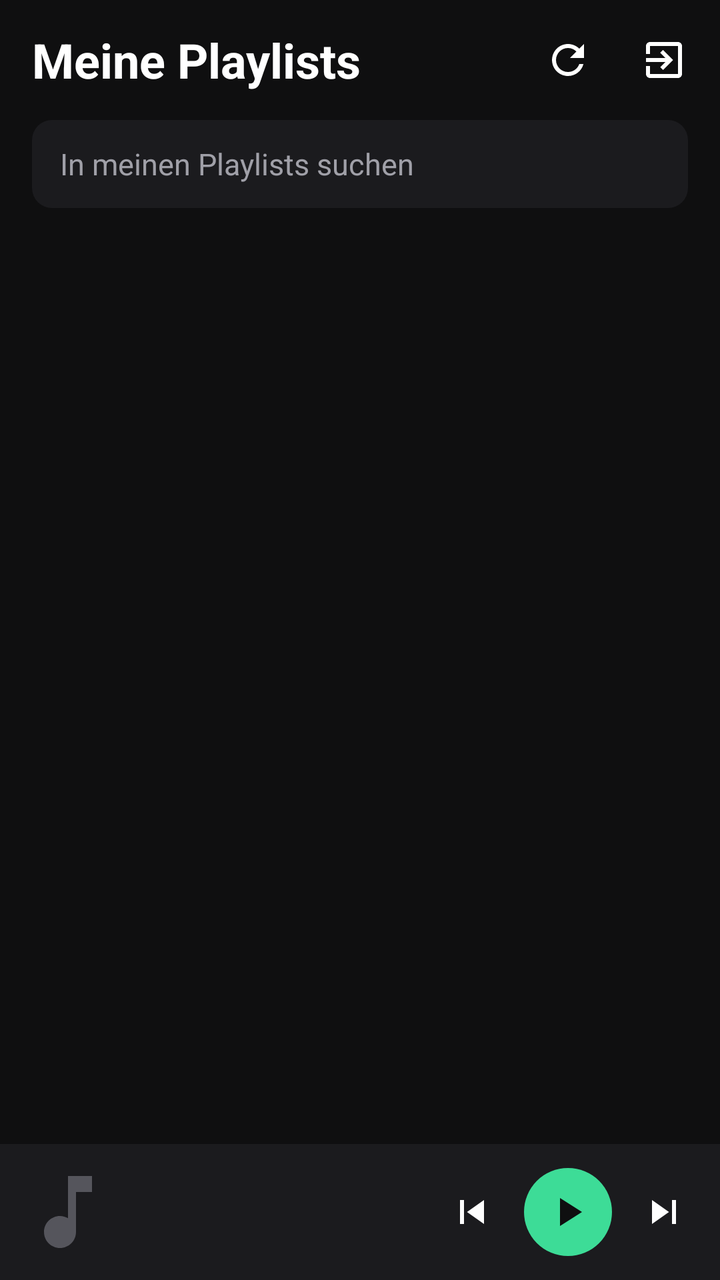
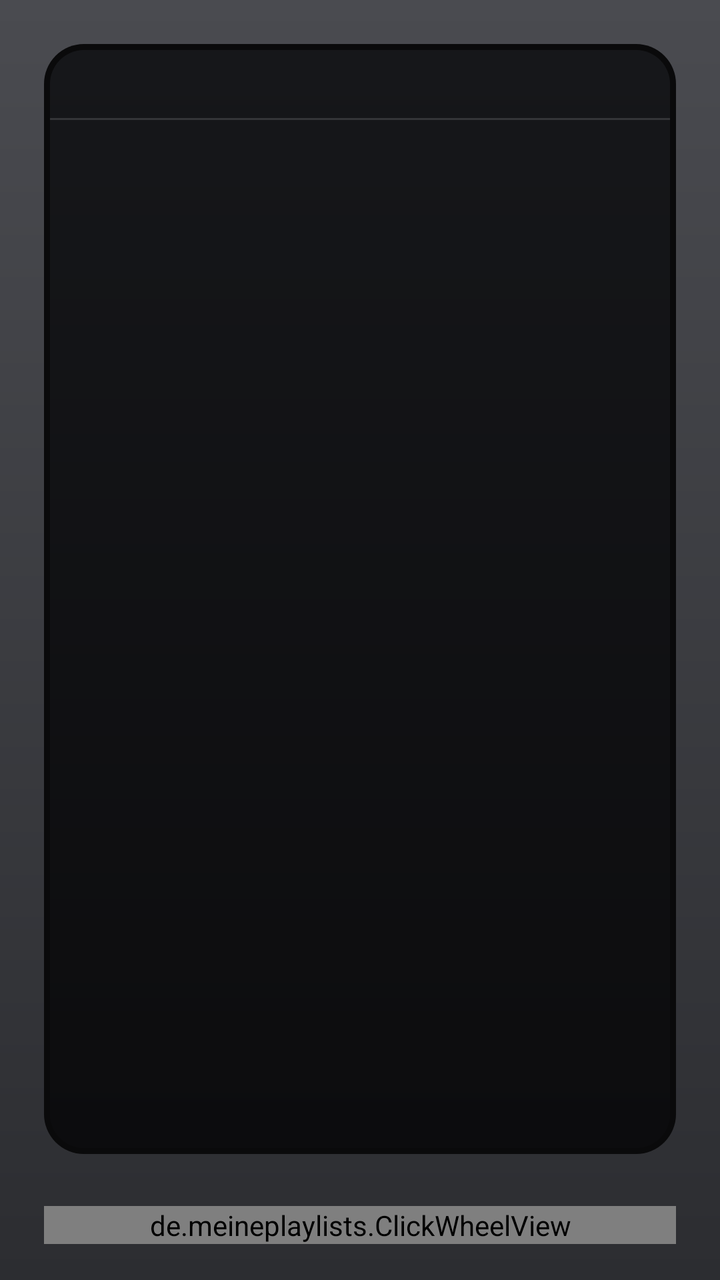

Screens rendered from an Android XML layout before and after an edit, with the pre-edit source and the edit as a unified diff.
<!-- AndroidManifest.xml: application theme AppTheme -->
<!-- res/layout/activity_main.xml -->
<?xml version="1.0" encoding="utf-8"?>
<LinearLayout xmlns:android="http://schemas.android.com/apk/res/android"
    android:layout_width="match_parent" android:layout_height="match_parent"
    android:background="@color/bg" android:fitsSystemWindows="true" android:orientation="vertical">
    <LinearLayout android:layout_width="match_parent" android:layout_height="60dp"
        android:gravity="center_vertical" android:orientation="horizontal"
        android:paddingStart="16dp" android:paddingEnd="4dp">
        <TextView android:layout_width="0dp" android:layout_height="wrap_content" android:layout_weight="1"
            android:text="Meine Playlists" android:textColor="@color/text" android:textSize="24sp" android:textStyle="bold" />
        <ImageButton android:id="@+id/btn_refresh" android:layout_width="48dp" android:layout_height="48dp"
            android:background="?android:attr/selectableItemBackgroundBorderless" android:contentDescription="Aktualisieren"
            android:src="@drawable/ic_refresh" />
        <ImageButton android:id="@+id/btn_logout" android:layout_width="48dp" android:layout_height="48dp"
            android:background="?android:attr/selectableItemBackgroundBorderless" android:contentDescription="Abmelden"
            android:src="@drawable/ic_logout" />
    </LinearLayout>
    <EditText android:id="@+id/search" android:layout_width="match_parent" android:layout_height="44dp"
        android:layout_marginStart="16dp" android:layout_marginEnd="16dp" android:layout_marginBottom="4dp"
        android:background="@drawable/field_bg" android:hint="In meinen Playlists suchen"
        android:imeOptions="actionDone" android:inputType="text" android:paddingStart="14dp" android:paddingEnd="14dp"
        android:singleLine="true" android:textColor="@color/text" android:textColorHint="@color/text2" android:textSize="15sp" />
    <FrameLayout android:layout_width="match_parent" android:layout_height="0dp" android:layout_weight="1">
        <ListView android:id="@+id/list" android:layout_width="match_parent" android:layout_height="match_parent"
            android:clipToPadding="false" android:divider="@null" android:dividerHeight="0dp"
            android:paddingTop="6dp" android:paddingBottom="6dp" />
        <ProgressBar android:id="@+id/progress" android:layout_width="wrap_content" android:layout_height="wrap_content"
            android:layout_gravity="center" android:indeterminateTint="@color/accent" android:visibility="gone" />
        <LinearLayout android:id="@+id/status" android:layout_width="match_parent" android:layout_height="wrap_content"
            android:layout_gravity="center" android:gravity="center" android:orientation="vertical"
            android:padding="32dp" android:visibility="gone">
            <TextView android:id="@+id/status_text" android:layout_width="wrap_content" android:layout_height="wrap_content"
                android:gravity="center" android:textColor="@color/text2" android:textSize="15sp" />
            <Button android:id="@+id/status_button" android:layout_width="wrap_content" android:layout_height="44dp"
                android:layout_marginTop="16dp" android:background="@drawable/btn_primary" android:paddingStart="24dp"
                android:paddingEnd="24dp" android:textAllCaps="false" android:textColor="@color/on_accent" android:textStyle="bold" />
        </LinearLayout>
    </FrameLayout>
    <include layout="@layout/player_bar" />
</LinearLayout>
<!-- res/layout/player_bar.xml (included above) -->
<?xml version="1.0" encoding="utf-8"?>
<LinearLayout xmlns:android="http://schemas.android.com/apk/res/android"
    android:id="@+id/player_bar"
    android:layout_width="match_parent" android:layout_height="68dp"
    android:background="@color/surface" android:gravity="center_vertical"
    android:orientation="horizontal" android:paddingStart="10dp" android:paddingEnd="6dp">
    <ImageView android:id="@+id/pb_cover" android:layout_width="48dp" android:layout_height="48dp"
        android:scaleType="centerCrop" android:src="@drawable/ic_note" />
    <LinearLayout android:layout_width="0dp" android:layout_height="wrap_content" android:layout_weight="1"
        android:orientation="vertical" android:paddingStart="12dp" android:paddingEnd="8dp">
        <TextView android:id="@+id/pb_title" android:layout_width="match_parent" android:layout_height="wrap_content"
            android:ellipsize="end" android:singleLine="true" android:textColor="@color/text" android:textSize="14sp" />
        <TextView android:id="@+id/pb_subtitle" android:layout_width="match_parent" android:layout_height="wrap_content"
            android:ellipsize="end" android:singleLine="true" android:textColor="@color/text2" android:textSize="12sp" />
    </LinearLayout>
    <ImageButton android:id="@+id/pb_prev" android:layout_width="44dp" android:layout_height="44dp"
        android:background="?android:attr/selectableItemBackgroundBorderless" android:contentDescription="Zurück"
        android:src="@drawable/ic_prev" />
    <ImageButton android:id="@+id/pb_play" android:layout_width="44dp" android:layout_height="44dp"
        android:layout_marginStart="4dp" android:layout_marginEnd="4dp" android:contentDescription="Play/Pause"
        android:background="@drawable/play_circle" android:src="@drawable/ic_play" />
    <ImageButton android:id="@+id/pb_next" android:layout_width="44dp" android:layout_height="44dp"
        android:background="?android:attr/selectableItemBackgroundBorderless" android:contentDescription="Weiter"
        android:src="@drawable/ic_next" />
</LinearLayout>
<!-- resources referenced by this layout -->
<resources>
  <color name="accent">#3DDC97</color>
  <color name="bg">#0F0F10</color>
  <color name="on_accent">#0F0F10</color>
  <color name="surface">#1B1B1E</color>
  <color name="text">#FFFFFF</color>
  <color name="text2">#A0A0A8</color>
  <!-- drawable btn_primary (drawable) -->
  <shape xmlns:android="http://schemas.android.com/apk/res/android" >
      <solid android:color="@color/accent"/><corners android:radius="24dp"/>
  </shape>
  <!-- drawable field_bg (drawable) -->
  <shape xmlns:android="http://schemas.android.com/apk/res/android" >
      <solid android:color="@color/surface"/><corners android:radius="10dp"/>
  </shape>
  <!-- drawable ic_logout (drawable) -->
  <vector xmlns:android="http://schemas.android.com/apk/res/android"
      android:width="24dp" android:height="24dp" android:viewportWidth="24" android:viewportHeight="24">
      <path android:fillColor="#FFFFFF" android:pathData="M10.09,15.59L11.5,17l5,-5 -5,-5 -1.41,1.41L12.67,11H3v2h9.67l-2.58,2.59zM19,3H5c-1.11,0 -2,0.9 -2,2v4h2V5h14v14H5v-4H3v4c0,1.1 0.89,2 2,2h14c1.1,0 2,-0.9 2,-2V5c0,-1.1 -0.9,-2 -2,-2z"/>
  </vector>
  <!-- drawable ic_next (drawable) -->
  <vector xmlns:android="http://schemas.android.com/apk/res/android"
      android:width="24dp" android:height="24dp" android:viewportWidth="24" android:viewportHeight="24">
      <path android:fillColor="#FFFFFF" android:pathData="M6,18l8.5,-6L6,6v12zM16,6v12h2V6h-2z"/>
  </vector>
  <!-- drawable ic_note (drawable) -->
  <vector xmlns:android="http://schemas.android.com/apk/res/android"
      android:width="24dp" android:height="24dp" android:viewportWidth="24" android:viewportHeight="24">
      <path android:fillColor="#55555C" android:pathData="M12,3v10.55c-0.59,-0.34 -1.27,-0.55 -2,-0.55 -2.21,0 -4,1.79 -4,4s1.79,4 4,4 4,-1.79 4,-4V7h4V3h-6z"/>
  </vector>
  <!-- drawable ic_play (drawable) -->
  <vector xmlns:android="http://schemas.android.com/apk/res/android"
      android:width="24dp" android:height="24dp" android:viewportWidth="24" android:viewportHeight="24">
      <path android:fillColor="#0F0F10" android:pathData="M8,5v14l11,-7z"/>
  </vector>
  <!-- drawable ic_prev (drawable) -->
  <vector xmlns:android="http://schemas.android.com/apk/res/android"
      android:width="24dp" android:height="24dp" android:viewportWidth="24" android:viewportHeight="24">
      <path android:fillColor="#FFFFFF" android:pathData="M6,6h2v12H6zM9.5,12l8.5,6V6z"/>
  </vector>
  <!-- drawable ic_refresh (drawable) -->
  <vector xmlns:android="http://schemas.android.com/apk/res/android"
      android:width="24dp" android:height="24dp" android:viewportWidth="24" android:viewportHeight="24">
      <path android:fillColor="#FFFFFF" android:pathData="M17.65,6.35C16.2,4.9 14.21,4 12,4c-4.42,0 -7.99,3.58 -7.99,8s3.57,8 7.99,8c3.73,0 6.84,-2.55 7.73,-6h-2.08c-0.82,2.33 -3.04,4 -5.65,4 -3.31,0 -6,-2.69 -6,-6s2.69,-6 6,-6c1.66,0 3.14,0.69 4.22,1.78L13,11h7V4l-2.35,2.35z"/>
  </vector>
  <!-- drawable play_circle (drawable) -->
  <shape xmlns:android="http://schemas.android.com/apk/res/android" android:shape="oval">
      <solid android:color="@color/accent"/>
  </shape>
  <style name="AppTheme" parent="android:Theme.Material.NoActionBar">
          <item name="android:colorAccent">@color/accent</item>
          <item name="android:colorPrimary">@color/bg</item>
          <item name="android:colorPrimaryDark">@color/bg</item>
          <item name="android:windowBackground">@color/bg</item>
          <item name="android:statusBarColor">@color/bg</item>
          <item name="android:navigationBarColor">@color/surface</item>
          <item name="android:textColorPrimary">@color/text</item>
          <item name="android:textColorSecondary">@color/text2</item>
          <item name="android:alertDialogTheme">@style/DialogTheme</item>
      </style>
  <style name="DialogTheme" parent="android:Theme.Material.Dialog.Alert">
          <item name="android:colorAccent">@color/accent</item>
      </style>
</resources>

<!-- the commit's change to res/layout/activity_main.xml (unified diff, before → after) -->
@@ -1,65 +1,69 @@
 <?xml version="1.0" encoding="utf-8"?>
 <LinearLayout xmlns:android="http://schemas.android.com/apk/res/android"
     android:layout_width="match_parent" android:layout_height="match_parent"
-    android:background="@color/bg" android:fitsSystemWindows="true" android:orientation="vertical">
-    <LinearLayout android:layout_width="match_parent" android:layout_height="60dp"
-        android:gravity="center_vertical" android:orientation="horizontal"
-        android:paddingStart="16dp" android:paddingEnd="4dp">
-        <TextView android:layout_width="0dp" android:layout_height="wrap_content" android:layout_weight="1"
-            android:text="Meine Playlists" android:textColor="@color/text" android:textSize="24sp" android:textStyle="bold" />
-        <ImageButton android:id="@+id/btn_refresh" android:layout_width="48dp" android:layout_height="48dp"
-            android:background="?android:attr/selectableItemBackgroundBorderless" android:contentDescription="Aktualisieren"
-            android:src="@drawable/ic_refresh" />
-        <ImageButton android:id="@+id/btn_logout" android:layout_width="48dp" android:layout_height="48dp"
-            android:background="?android:attr/selectableItemBackgroundBorderless" android:contentDescription="Abmelden"
-            android:src="@drawable/ic_logout" />
+    android:background="@drawable/body_bg" android:fitsSystemWindows="true"
+    android:orientation="vertical" android:paddingStart="22dp" android:paddingTop="22dp"
+    android:paddingEnd="22dp" android:paddingBottom="18dp">
+
+    
+    <LinearLayout android:id="@+id/screen" android:layout_width="match_parent" android:layout_height="0dp"
+        android:layout_weight="1" android:background="@drawable/screen_bg" android:orientation="vertical"
+        android:padding="3dp">
+
+        
+        <LinearLayout android:layout_width="match_parent" android:layout_height="34dp"
+            android:gravity="center_vertical" android:orientation="horizontal"
+            android:paddingStart="14dp" android:paddingEnd="12dp">
+            <TextView android:id="@+id/header_title" android:layout_width="0dp" android:layout_height="wrap_content"
+                android:layout_weight="1" android:ellipsize="end" android:singleLine="true"
+                android:textColor="#E8E8EC" android:textSize="14sp" android:textStyle="bold" />
+            <ImageView android:id="@+id/header_state" android:layout_width="14dp" android:layout_height="14dp"
+                android:src="@drawable/ic_hplay" android:visibility="invisible" />
+        </LinearLayout>
+        <View android:layout_width="match_parent" android:layout_height="1dp" android:background="#22FFFFFF" />
+
+        <FrameLayout android:layout_width="match_parent" android:layout_height="0dp" android:layout_weight="1">
+            
+            <ListView android:id="@+id/list" android:layout_width="match_parent" android:layout_height="match_parent"
+                android:divider="@null" android:dividerHeight="0dp" android:padding="6dp" android:clipToPadding="false"
+                android:scrollbars="none" android:listSelector="@android:color/transparent" />
+
+            
+            <LinearLayout android:id="@+id/now" android:layout_width="match_parent" android:layout_height="match_parent"
+                android:orientation="vertical" android:padding="16dp" android:visibility="gone">
+                <LinearLayout android:layout_width="match_parent" android:layout_height="0dp" android:layout_weight="1"
+                    android:gravity="center_vertical" android:orientation="horizontal">
+                    <de.meineplaylists.SquareImageView android:id="@+id/np_cover" android:layout_width="0dp"
+                        android:layout_height="match_parent" android:layout_weight="0.46"
+                        android:background="#1E1E22" android:scaleType="centerCrop" />
+                    <LinearLayout android:layout_width="0dp" android:layout_height="wrap_content"
+                        android:layout_weight="0.54" android:orientation="vertical" android:paddingStart="16dp">
+                        <TextView android:id="@+id/np_title" android:layout_width="match_parent" android:layout_height="wrap_content"
+                            android:ellipsize="end" android:maxLines="3" android:textColor="#FFFFFF"
+                            android:textSize="20sp" android:textStyle="bold" />
+                        <TextView android:id="@+id/np_artist" android:layout_width="match_parent" android:layout_height="wrap_content"
+                            android:layout_marginTop="4dp" android:ellipsize="end" android:maxLines="2"
+                            android:textColor="#B4B4BC" android:textSize="15sp" />
+                        <TextView android:id="@+id/np_device" android:layout_width="match_parent" android:layout_height="wrap_content"
+                            android:layout_marginTop="10dp" android:ellipsize="end" android:singleLine="true"
+                            android:textColor="#7C7C86" android:textSize="12sp" />
+                    </LinearLayout>
+                </LinearLayout>
+                <ProgressBar android:id="@+id/np_progress" style="?android:attr/progressBarStyleHorizontal"
+                    android:layout_width="match_parent" android:layout_height="5dp" android:layout_marginTop="16dp"
+                    android:max="1000" android:progressDrawable="@drawable/np_progress" />
+                <LinearLayout android:layout_width="match_parent" android:layout_height="wrap_content"
+                    android:layout_marginTop="5dp" android:orientation="horizontal">
+                    <TextView android:id="@+id/np_left" android:layout_width="0dp" android:layout_height="wrap_content"
+                        android:layout_weight="1" android:textColor="#8A8A92" android:textSize="12sp" />
+                    <TextView android:id="@+id/np_right" android:layout_width="wrap_content" android:layout_height="wrap_content"
+                        android:textColor="#8A8A92" android:textSize="12sp" />
+                </LinearLayout>
+            </LinearLayout>
+        </FrameLayout>
     </LinearLayout>
-    <EditText android:id="@+id/search" android:layout_width="match_parent" android:layout_height="44dp"
-        android:layout_marginStart="16dp" android:layout_marginEnd="16dp" android:layout_marginBottom="4dp"
-        android:background="@drawable/field_bg" android:hint="In meinen Playlists suchen"
-        android:imeOptions="actionDone" android:inputType="text" android:paddingStart="14dp" android:paddingEnd="14dp"
-        android:singleLine="true" android:textColor="@color/text" android:textColorHint="@color/text2" android:textSize="15sp" />
-    <FrameLayout android:layout_width="match_parent" android:layout_height="0dp" android:layout_weight="1">
-        <ListView android:id="@+id/list" android:layout_width="match_parent" android:layout_height="match_parent"
-            android:clipToPadding="false" android:divider="@null" android:dividerHeight="0dp"
-            android:paddingTop="6dp" android:paddingBottom="6dp" />
-        <ProgressBar android:id="@+id/progress" android:layout_width="wrap_content" android:layout_height="wrap_content"
-            android:layout_gravity="center" android:indeterminateTint="@color/accent" android:visibility="gone" />
-        <LinearLayout android:id="@+id/status" android:layout_width="match_parent" android:layout_height="wrap_content"
-            android:layout_gravity="center" android:gravity="center" android:orientation="vertical"
-            android:padding="32dp" android:visibility="gone">
-            <TextView android:id="@+id/status_text" android:layout_width="wrap_content" android:layout_height="wrap_content"
-                android:gravity="center" android:textColor="@color/text2" android:textSize="15sp" />
-            <Button android:id="@+id/status_button" android:layout_width="wrap_content" android:layout_height="44dp"
-                android:layout_marginTop="16dp" android:background="@drawable/btn_primary" android:paddingStart="24dp"
-                android:paddingEnd="24dp" android:textAllCaps="false" android:textColor="@color/on_accent" android:textStyle="bold" />
-        </LinearLayout>
-    </FrameLayout>
-    <include layout="@layout/player_bar" />
+
+    
+    <de.meineplaylists.ClickWheelView android:id="@+id/wheel" android:layout_width="match_parent"
+        android:layout_height="wrap_content" android:layout_marginTop="26dp" />
 </LinearLayout>
-<!-- res/layout/player_bar.xml (included above) -->
-<?xml version="1.0" encoding="utf-8"?>
-<LinearLayout xmlns:android="http://schemas.android.com/apk/res/android"
-    android:id="@+id/player_bar"
-    android:layout_width="match_parent" android:layout_height="68dp"
-    android:background="@color/surface" android:gravity="center_vertical"
-    android:orientation="horizontal" android:paddingStart="10dp" android:paddingEnd="6dp">
-    <ImageView android:id="@+id/pb_cover" android:layout_width="48dp" android:layout_height="48dp"
-        android:scaleType="centerCrop" android:src="@drawable/ic_note" />
-    <LinearLayout android:layout_width="0dp" android:layout_height="wrap_content" android:layout_weight="1"
-        android:orientation="vertical" android:paddingStart="12dp" android:paddingEnd="8dp">
-        <TextView android:id="@+id/pb_title" android:layout_width="match_parent" android:layout_height="wrap_content"
-            android:ellipsize="end" android:singleLine="true" android:textColor="@color/text" android:textSize="14sp" />
-        <TextView android:id="@+id/pb_subtitle" android:layout_width="match_parent" android:layout_height="wrap_content"
-            android:ellipsize="end" android:singleLine="true" android:textColor="@color/text2" android:textSize="12sp" />
-    </LinearLayout>
-    <ImageButton android:id="@+id/pb_prev" android:layout_width="44dp" android:layout_height="44dp"
-        android:background="?android:attr/selectableItemBackgroundBorderless" android:contentDescription="Zurück"
-        android:src="@drawable/ic_prev" />
-    <ImageButton android:id="@+id/pb_play" android:layout_width="44dp" android:layout_height="44dp"
-        android:layout_marginStart="4dp" android:layout_marginEnd="4dp" android:contentDescription="Play/Pause"
-        android:background="@drawable/play_circle" android:src="@drawable/ic_play" />
-    <ImageButton android:id="@+id/pb_next" android:layout_width="44dp" android:layout_height="44dp"
-        android:background="?android:attr/selectableItemBackgroundBorderless" android:contentDescription="Weiter"
-        android:src="@drawable/ic_next" />
-</LinearLayout>
<!-- resource entries referenced after the edit -->
@@ -1,60 +1,35 @@
 <!-- resources referenced by this layout -->
 <resources>
+  <!-- drawable body_bg (drawable) -->
+  <shape xmlns:android="http://schemas.android.com/apk/res/android">
+      <gradient android:angle="270" android:startColor="#4A4B50" android:endColor="#2C2D31"/>
+  </shape>
+  <!-- drawable ic_hplay (drawable) -->
+  <vector xmlns:android="http://schemas.android.com/apk/res/android"
+      android:width="24dp" android:height="24dp" android:viewportWidth="24" android:viewportHeight="24">
+      <path android:fillColor="#E8E8EC" android:pathData="M8,5v14l11,-7z"/>
+  </vector>
+  <!-- drawable np_progress (drawable) -->
+  <layer-list xmlns:android="http://schemas.android.com/apk/res/android">
+      <item android:id="@android:id/background"><shape><solid android:color="#33FFFFFF"/><corners android:radius="3dp"/></shape></item>
+      <item android:id="@android:id/progress"><clip><shape><solid android:color="#E8E8EC"/><corners android:radius="3dp"/></shape></clip></item>
+  </layer-list>
+  <!-- drawable screen_bg (drawable) -->
+  <layer-list xmlns:android="http://schemas.android.com/apk/res/android">
+      <item><shape><solid android:color="#0A0A0B"/><corners android:radius="20dp"/></shape></item>
+      <item android:left="3dp" android:top="3dp" android:right="3dp" android:bottom="3dp"><shape><gradient android:angle="270" android:startColor="#16171A" android:endColor="#0C0C0E"/><corners android:radius="17dp"/></shape></item>
+  </layer-list>
   <color name="accent">#3DDC97</color>
   <color name="bg">#0F0F10</color>
-  <color name="on_accent">#0F0F10</color>
-  <color name="surface">#1B1B1E</color>
   <color name="text">#FFFFFF</color>
   <color name="text2">#A0A0A8</color>
-  <!-- drawable btn_primary (drawable) -->
-  <shape xmlns:android="http://schemas.android.com/apk/res/android" >
-      <solid android:color="@color/accent"/><corners android:radius="24dp"/>
-  </shape>
-  <!-- drawable field_bg (drawable) -->
-  <shape xmlns:android="http://schemas.android.com/apk/res/android" >
-      <solid android:color="@color/surface"/><corners android:radius="10dp"/>
-  </shape>
-  <!-- drawable ic_logout (drawable) -->
-  <vector xmlns:android="http://schemas.android.com/apk/res/android"
-      android:width="24dp" android:height="24dp" android:viewportWidth="24" android:viewportHeight="24">
-      <path android:fillColor="#FFFFFF" android:pathData="M10.09,15.59L11.5,17l5,-5 -5,-5 -1.41,1.41L12.67,11H3v2h9.67l-2.58,2.59zM19,3H5c-1.11,0 -2,0.9 -2,2v4h2V5h14v14H5v-4H3v4c0,1.1 0.89,2 2,2h14c1.1,0 2,-0.9 2,-2V5c0,-1.1 -0.9,-2 -2,-2z"/>
-  </vector>
-  <!-- drawable ic_next (drawable) -->
-  <vector xmlns:android="http://schemas.android.com/apk/res/android"
-      android:width="24dp" android:height="24dp" android:viewportWidth="24" android:viewportHeight="24">
-      <path android:fillColor="#FFFFFF" android:pathData="M6,18l8.5,-6L6,6v12zM16,6v12h2V6h-2z"/>
-  </vector>
-  <!-- drawable ic_note (drawable) -->
-  <vector xmlns:android="http://schemas.android.com/apk/res/android"
-      android:width="24dp" android:height="24dp" android:viewportWidth="24" android:viewportHeight="24">
-      <path android:fillColor="#55555C" android:pathData="M12,3v10.55c-0.59,-0.34 -1.27,-0.55 -2,-0.55 -2.21,0 -4,1.79 -4,4s1.79,4 4,4 4,-1.79 4,-4V7h4V3h-6z"/>
-  </vector>
-  <!-- drawable ic_play (drawable) -->
-  <vector xmlns:android="http://schemas.android.com/apk/res/android"
-      android:width="24dp" android:height="24dp" android:viewportWidth="24" android:viewportHeight="24">
-      <path android:fillColor="#0F0F10" android:pathData="M8,5v14l11,-7z"/>
-  </vector>
-  <!-- drawable ic_prev (drawable) -->
-  <vector xmlns:android="http://schemas.android.com/apk/res/android"
-      android:width="24dp" android:height="24dp" android:viewportWidth="24" android:viewportHeight="24">
-      <path android:fillColor="#FFFFFF" android:pathData="M6,6h2v12H6zM9.5,12l8.5,6V6z"/>
-  </vector>
-  <!-- drawable ic_refresh (drawable) -->
-  <vector xmlns:android="http://schemas.android.com/apk/res/android"
-      android:width="24dp" android:height="24dp" android:viewportWidth="24" android:viewportHeight="24">
-      <path android:fillColor="#FFFFFF" android:pathData="M17.65,6.35C16.2,4.9 14.21,4 12,4c-4.42,0 -7.99,3.58 -7.99,8s3.57,8 7.99,8c3.73,0 6.84,-2.55 7.73,-6h-2.08c-0.82,2.33 -3.04,4 -5.65,4 -3.31,0 -6,-2.69 -6,-6s2.69,-6 6,-6c1.66,0 3.14,0.69 4.22,1.78L13,11h7V4l-2.35,2.35z"/>
-  </vector>
-  <!-- drawable play_circle (drawable) -->
-  <shape xmlns:android="http://schemas.android.com/apk/res/android" android:shape="oval">
-      <solid android:color="@color/accent"/>
-  </shape>
   <style name="AppTheme" parent="android:Theme.Material.NoActionBar">
           <item name="android:colorAccent">@color/accent</item>
           <item name="android:colorPrimary">@color/bg</item>
           <item name="android:colorPrimaryDark">@color/bg</item>
           <item name="android:windowBackground">@color/bg</item>
-          <item name="android:statusBarColor">@color/bg</item>
-          <item name="android:navigationBarColor">@color/surface</item>
+          <item name="android:statusBarColor">#4A4B50</item>
+          <item name="android:navigationBarColor">#2C2D31</item>
           <item name="android:textColorPrimary">@color/text</item>
           <item name="android:textColorSecondary">@color/text2</item>
           <item name="android:alertDialogTheme">@style/DialogTheme</item>
